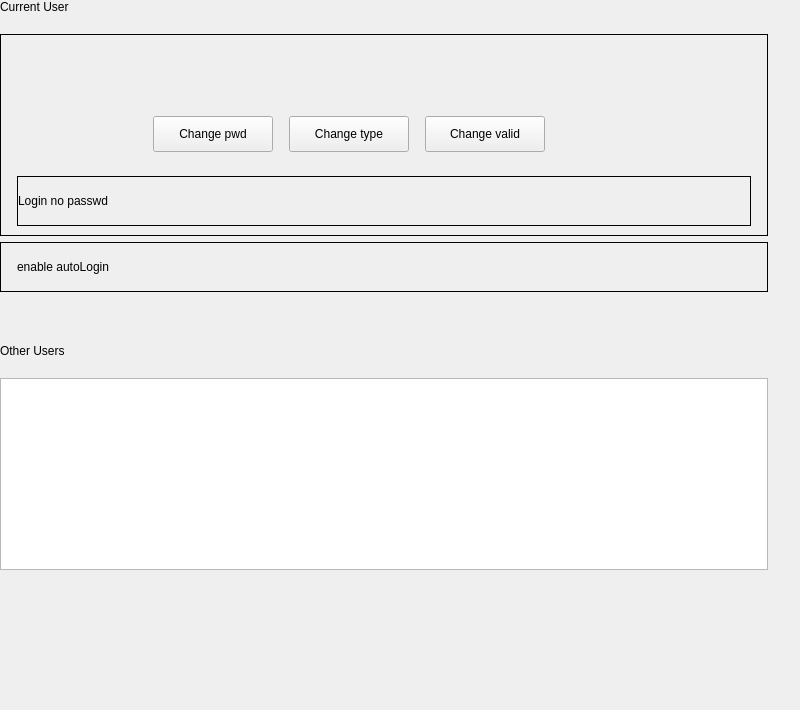
The window that plugins/account/userinfo/userinfo.ui (ukui/ukui-control-center) describes before a commit, drawn with Qt 5.
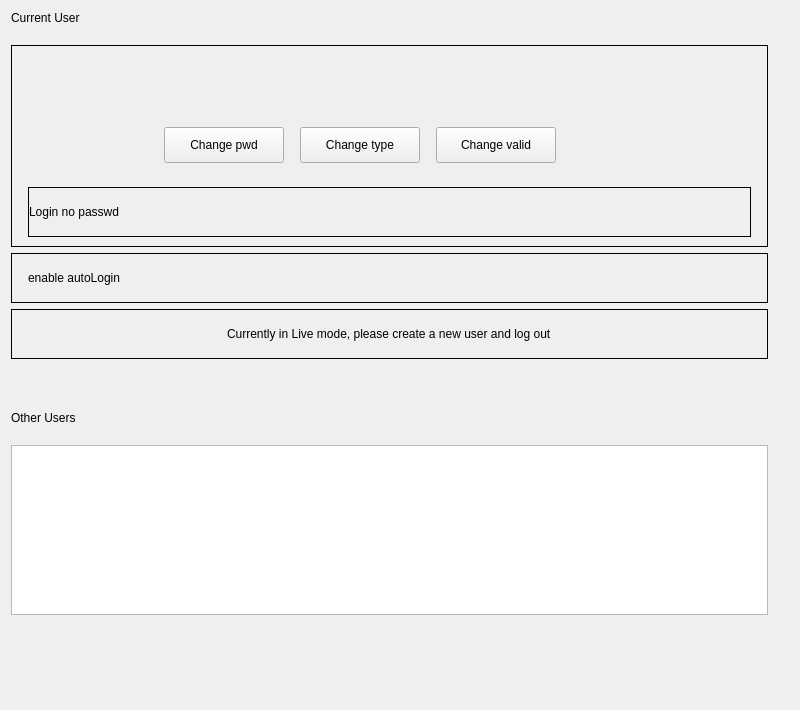
The same window after the commit.

Commit message: Increase user Live mode judgment

The edit to the form file:
```diff
--- a/plugins/account/userinfo/userinfo.ui
+++ b/plugins/account/userinfo/userinfo.ui
@@ -26,12 +26,6 @@
    <string notr="true">UserInfo</string>
   </property>
   <layout class="QVBoxLayout" name="verticalLayout_2">
-   <property name="leftMargin">
-    <number>0</number>
-   </property>
-   <property name="topMargin">
-    <number>0</number>
-   </property>
    <property name="rightMargin">
     <number>32</number>
    </property>
@@ -534,6 +528,71 @@
      </layout>
     </widget>
    </item>
+   <item>
+    <widget class="QFrame" name="liveFrame">
+     <property name="minimumSize">
+      <size>
+       <width>550</width>
+       <height>50</height>
+      </size>
+     </property>
+     <property name="maximumSize">
+      <size>
+       <width>960</width>
+       <height>50</height>
+      </size>
+     </property>
+     <property name="frameShape">
+      <enum>QFrame::Box</enum>
+     </property>
+     <layout class="QHBoxLayout" name="horizontalLayout_8">
+      <property name="spacing">
+       <number>0</number>
+      </property>
+      <property name="leftMargin">
+       <number>16</number>
+      </property>
+      <property name="topMargin">
+       <number>0</number>
+      </property>
+      <property name="rightMargin">
+       <number>16</number>
+      </property>
+      <property name="bottomMargin">
+       <number>0</number>
+      </property>
+      <item>
+       <layout class="QHBoxLayout" name="autoLoginHorLayout_2">
+        <property name="spacing">
+         <number>0</number>
+        </property>
+        <property name="leftMargin">
+         <number>0</number>
+        </property>
+        <property name="rightMargin">
+         <number>0</number>
+        </property>
+        <item>
+         <widget class="QLabel" name="label_3">
+          <property name="sizePolicy">
+           <sizepolicy hsizetype="Fixed" vsizetype="Fixed">
+            <horstretch>0</horstretch>
+            <verstretch>0</verstretch>
+           </sizepolicy>
+          </property>
+          <property name="text">
+           <string>Currently in Live mode, please create a new user and log out</string>
+          </property>
+          <property name="scaledContents">
+           <bool>true</bool>
+          </property>
+         </widget>
+        </item>
+       </layout>
+      </item>
+     </layout>
+    </widget>
+   </item>
    <item>
     <spacer name="verticalSpacer_2">
      <property name="orientation">
```
The commit also changes 1 other file.
